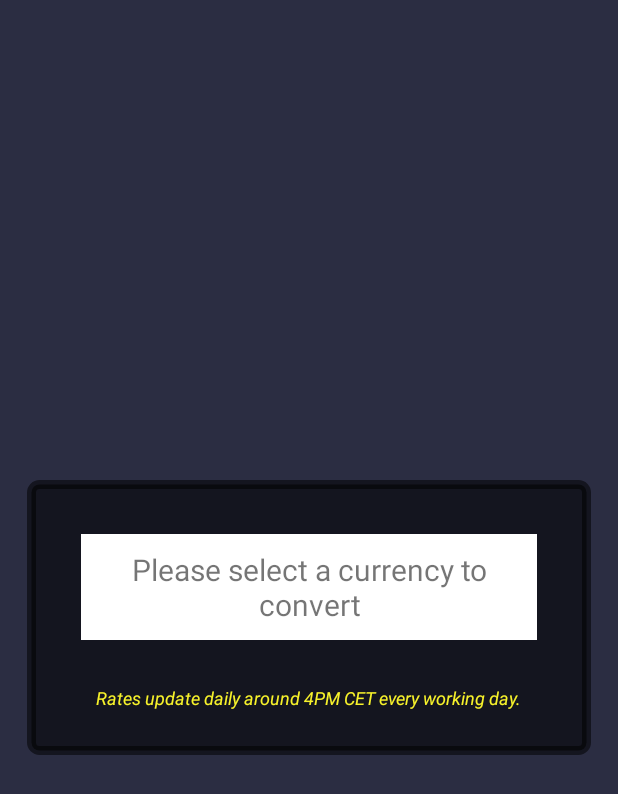
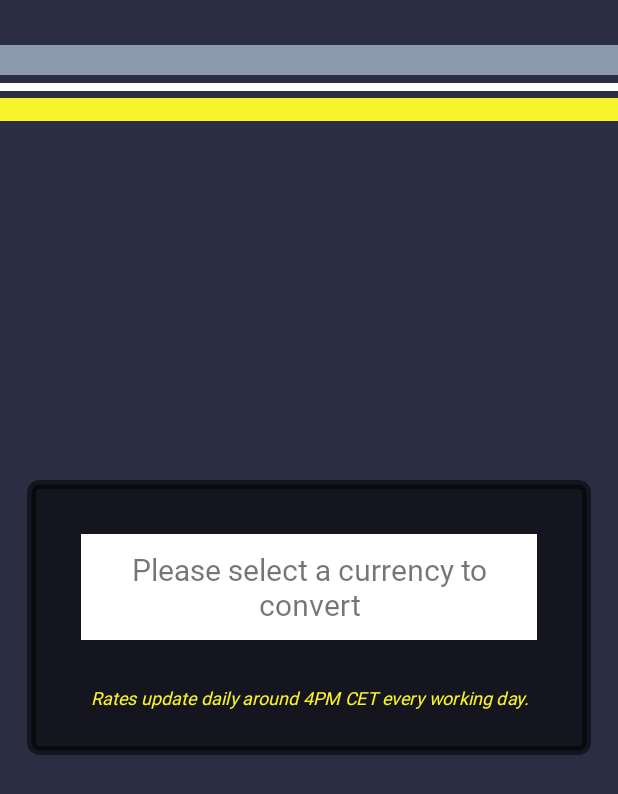
Before and after one commit to AbbieTurner95/CurrencyConvertor_AndroidApp, an Android app: the screen it shows after launch (SelectRatesActivity), on a phone screen of 412 x 824 dp. Shown: the top 794 px of the screen. Run offline under Robolectric (Android 15) with nearby library versions, the phone set to English and light mode, and no system bars.

Commit message:
new font family .tff files added

```diff
--- a/app/src/main/res/layout/activity_main.xml
+++ b/app/src/main/res/layout/activity_main.xml
@@ -14,8 +14,9 @@
         android:layout_width="match_parent"
         android:layout_height="wrap_content"
         android:id="@+id/title2"
+        android:fontFamily="@font/small_type_writing_medium"
         android:text="@string/title_second_page"
-        android:textSize="20sp"
+        android:textSize="25sp"
         android:gravity="center"
         android:paddingBottom="20dp"/>
 
--- a/app/src/main/res/layout/activity_select_rates.xml
+++ b/app/src/main/res/layout/activity_select_rates.xml
@@ -1,4 +1,5 @@
 <?xml version="1.0" encoding="utf-8"?>
+
 <FrameLayout xmlns:android="http://schemas.android.com/apk/res/android"
     xmlns:tools="http://schemas.android.com/tools"
     android:layout_width="match_parent"
@@ -13,6 +14,25 @@
         android:layout_height="match_parent"
         android:scaleType="centerCrop"
         android:src="@color/gunMetal" />
+
+    <View
+        android:layout_marginTop="65dp"
+        android:layout_width="match_parent"
+        android:layout_height="15dp"
+        android:background="@color/maxYellow" />
+
+    <View
+        android:layout_marginTop="55dp"
+        android:layout_width="match_parent"
+        android:layout_height="5dp"
+        android:background="@color/white" />
+
+    <View
+        android:layout_marginTop="30dp"
+        android:layout_width="match_parent"
+        android:layout_height="20dp"
+        android:background="@color/greyBlue" />
+
 
     <LinearLayout
         android:layout_width="match_parent"
@@ -30,6 +50,7 @@
             android:layout_height="wrap_content"
             android:layout_gravity="center"
             android:layout_margin="18dp"
+            android:fontFamily="@font/small_type_writing_medium"
             android:background="@android:color/white"
             android:gravity="center" />
 
@@ -37,6 +58,7 @@
             android:layout_width="wrap_content"
             android:layout_height="wrap_content"
             android:textStyle="italic"
+            android:fontFamily="@font/small_type_writing"
             android:gravity="center"
             android:text="@string/updateInfoText"
             android:textSize="12sp"
@@ -44,4 +66,5 @@
             android:layout_margin="12dp"/>
 
     </LinearLayout>
+
 </FrameLayout>
--- a/app/src/main/res/layout/custom_view.xml
+++ b/app/src/main/res/layout/custom_view.xml
@@ -14,6 +14,7 @@
 
     <TextView
         android:id="@+id/tv"
+        android:fontFamily="@font/small_type_writing_medium"
         android:textColor="@color/gunMetal"
         android:layout_width="match_parent"
         android:layout_height="match_parent"
--- a/app/src/main/res/layout/spinner_layout.xml
+++ b/app/src/main/res/layout/spinner_layout.xml
@@ -15,6 +15,7 @@
     <TextView
         android:gravity="center"
         android:id="@+id/rates_text"
+        android:fontFamily="@font/small_type_writing_medium"
         android:layout_width="match_parent"
         android:layout_height="wrap_content"
         android:paddingBottom="10sp"
```
Also changed, not shown: app/src/main/res/layout/activity_conversion.xml (+7 -2 lines).
